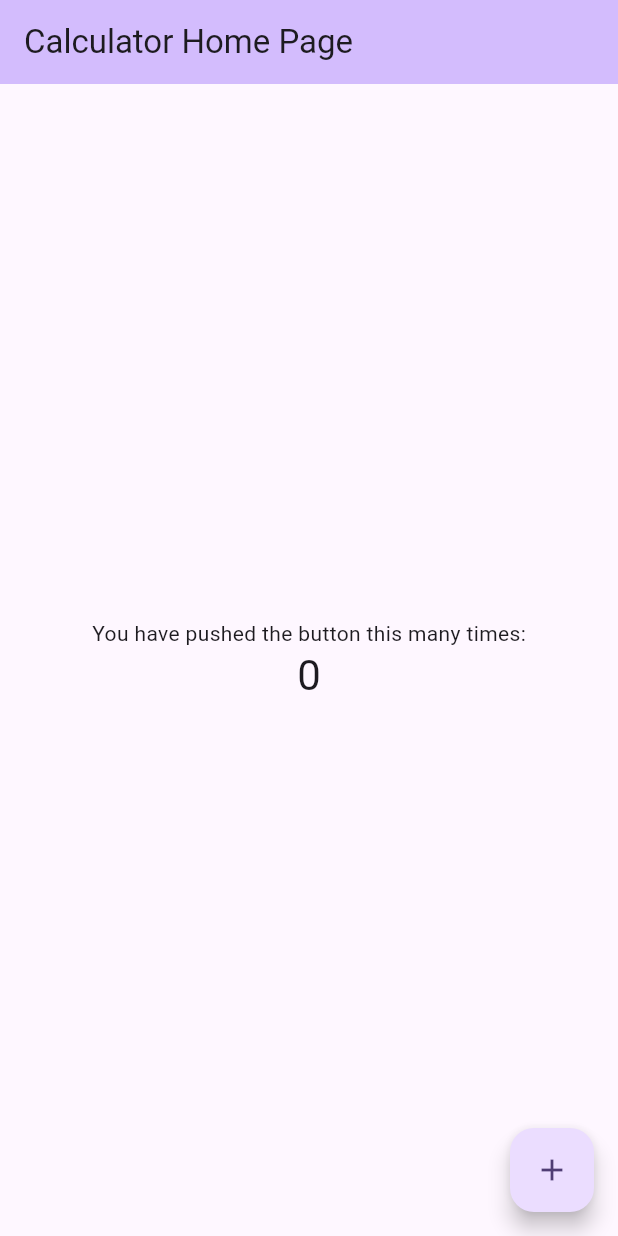
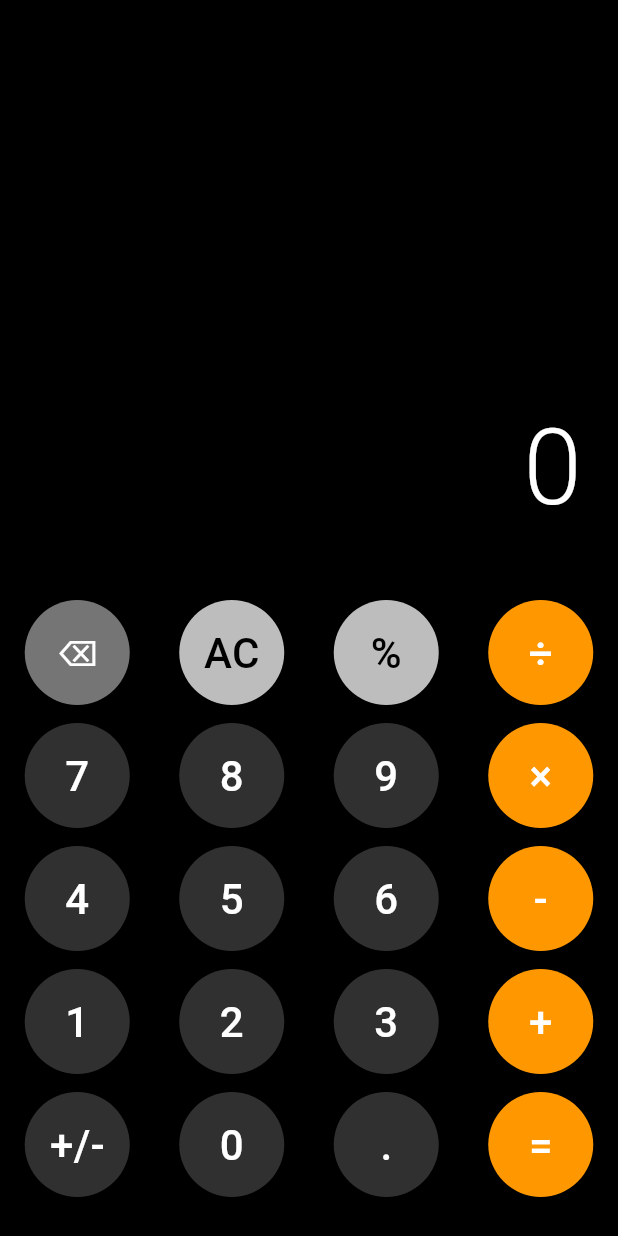
Before and after one commit to zeka0228/calculator, a Flutter app: the screen it shows after launch, on a phone screen of 412 x 824 dp. Run offline on Flutter 3.47's test engine with Material 3 defaults, Android fonts, the phone set to English and light mode, and no system bars.

Commit message:
[ADD]계산기 기초 기능 구현

```diff
--- a/lib/main.dart
+++ b/lib/main.dart
@@ -1,122 +1,218 @@
 import 'package:flutter/material.dart';
 
 void main() {
-  runApp(const MyApp());
+  runApp(const CalculatorApp());
 }
 
-class MyApp extends StatelessWidget {
-  const MyApp({super.key});
+class CalculatorApp extends StatelessWidget {
+  const CalculatorApp({super.key});
 
-  // This widget is the root of your application.
   @override
   Widget build(BuildContext context) {
     return MaterialApp(
-      title: 'Calculator',
+      debugShowCheckedModeBanner: false,
+      title: 'iOS Calculator',
       theme: ThemeData(
-        // This is the theme of your application.
-        //
-        // TRY THIS: Try running your application with "flutter run". You'll see
-        // the application has a purple toolbar. Then, without quitting the app,
-        // try changing the seedColor in the colorScheme below to Colors.green
-        // and then invoke "hot reload" (save your changes or press the "hot
-        // reload" button in a Flutter-supported IDE, or press "r" if you used
-        // the command line to start the app).
-        //
-        // Notice that the counter didn't reset back to zero; the application
-        // state is not lost during the reload. To reset the state, use hot
-        // restart instead.
-        //
-        // This works for code too, not just values: Most code changes can be
-        // tested with just a hot reload.
-        colorScheme: .fromSeed(seedColor: Colors.deepPurple),
+        brightness: Brightness.dark,
+        scaffoldBackgroundColor: Colors.black,
       ),
-      home: const MyHomePage(title: 'Calculator Home Page'),
+      home: const CalculatorHome(),
     );
   }
 }
 
-class MyHomePage extends StatefulWidget {
-  const MyHomePage({super.key, required this.title});
-
-  // This widget is the home page of your application. It is stateful, meaning
-  // that it has a State object (defined below) that contains fields that affect
-  // how it looks.
-
-  // This class is the configuration for the state. It holds the values (in this
-  // case the title) provided by the parent (in this case the App widget) and
-  // used by the build method of the State. Fields in a Widget subclass are
-  // always marked "final".
-
-  final String title;
+class CalculatorHome extends StatefulWidget {
+  const CalculatorHome({super.key});
 
   @override
-  State<MyHomePage> createState() => _MyHomePageState();
+  State<CalculatorHome> createState() => _CalculatorHomeState();
 }
 
-class _MyHomePageState extends State<MyHomePage> {
-  int _counter = 0;
+class _CalculatorHomeState extends State<CalculatorHome> {
+  String _display = '0';
+  double? _firstOperand;
+  String? _operator;
+  bool _shouldResetDisplay = false;
 
-  void _incrementCounter() {
+  void _onButtonPressed(String text) {
     setState(() {
-      // This call to setState tells the Flutter framework that something has
-      // changed in this State, which causes it to rerun the build method below
-      // so that the display can reflect the updated values. If we changed
-      // _counter without calling setState(), then the build method would not be
-      // called again, and so nothing would appear to happen.
-      _counter++;
+      if (RegExp(r'^[0-9]$').hasMatch(text)) {
+        if (_display == '0' || _shouldResetDisplay) {
+          _display = text;
+          _shouldResetDisplay = false;
+        } else {
+          _display += text;
+        }
+      } else if (text == '.') {
+        if (!_display.contains('.')) {
+          _display += '.';
+        }
+      } else if (text == '⌫') {
+        if (_display.length > 1) {
+          _display = _display.substring(0, _display.length - 1);
+        } else {
+          _display = '0';
+        }
+      } else if (text == 'AC' || text == 'C') {
+        _display = '0';
+        _firstOperand = null;
+        _operator = null;
+        _shouldResetDisplay = false;
+      } else if (text == '+/-') {
+        if (_display != '0') {
+          if (_display.startsWith('-')) {
+            _display = _display.substring(1);
+          } else {
+            _display = '-$_display';
+          }
+        }
+      } else if (text == '%') {
+        double val = double.parse(_display) / 100;
+        _display = _formatResult(val);
+      } else if (text == '+' || text == '-' || text == '×' || text == '÷') {
+        _firstOperand = double.parse(_display);
+        _operator = text;
+        _shouldResetDisplay = true;
+      } else if (text == '=') {
+        if (_firstOperand != null && _operator != null) {
+          double secondOperand = double.parse(_display);
+          double result = 0;
+          switch (_operator) {
+            case '+':
+              result = _firstOperand! + secondOperand;
+              break;
+            case '-':
+              result = _firstOperand! - secondOperand;
+              break;
+            case '×':
+              result = _firstOperand! * secondOperand;
+              break;
+            case '÷':
+              result = _firstOperand! / secondOperand;
+              break;
+          }
+          _display = _formatResult(result);
+          _firstOperand = null;
+          _operator = null;
+          _shouldResetDisplay = true;
+        }
+      }
     });
+  }
+
+  String _formatResult(double result) {
+    if (result.isInfinite || result.isNaN) return 'Error';
+    if (result == result.toInt()) {
+      return result.toInt().toString();
+    }
+    String str = result.toString();
+    if (str.length > 10) {
+      return result.toStringAsPrecision(8);
+    }
+    return str;
+  }
+
+  Widget _buildButton(String text, Color bgColor, Color textColor, {bool isWide = false}) {
+    return Expanded(
+      flex: isWide ? 2 : 1,
+      child: Padding(
+        padding: const EdgeInsets.all(6.0),
+        child: InkWell(
+          onTap: () => _onButtonPressed(text),
+          borderRadius: BorderRadius.circular(50),
+          child: Container(
+            height: 70,
+            decoration: BoxDecoration(
+              color: bgColor,
+              shape: isWide ? BoxShape.rectangle : BoxShape.circle,
+              borderRadius: isWide ? BorderRadius.circular(50) : null,
+            ),
+            child: Center(
+              child: Text(
+                text,
+                style: TextStyle(
+                  fontSize: text == '⌫' ? 24 : 28,
+                  fontWeight: FontWeight.w500,
+                  color: textColor,
+                ),
+              ),
+            ),
+          ),
+        ),
+      ),
+    );
   }
 
   @override
   Widget build(BuildContext context) {
-    // This method is rerun every time setState is called, for instance as done
-    // by the _incrementCounter method above.
-    //
-    // The Flutter framework has been optimized to make rerunning build methods
-    // fast, so that you can just rebuild anything that needs updating rather
-    // than having to individually change instances of widgets.
     return Scaffold(
-      appBar: AppBar(
-        // TRY THIS: Try changing the color here to a specific color (to
-        // Colors.amber, perhaps?) and trigger a hot reload to see the AppBar
-        // change color while the other colors stay the same.
-        backgroundColor: Theme.of(context).colorScheme.inversePrimary,
-        // Here we take the value from the MyHomePage object that was created by
-        // the App.build method, and use it to set our appbar title.
-        title: Text(widget.title),
-      ),
-      body: Center(
-        // Center is a layout widget. It takes a single child and positions it
-        // in the middle of the parent.
+      body: SafeArea(
         child: Column(
-          // Column is also a layout widget. It takes a list of children and
-          // arranges them vertically. By default, it sizes itself to fit its
-          // children horizontally, and tries to be as tall as its parent.
-          //
-          // Column has various properties to control how it sizes itself and
-          // how it positions its children. Here we use mainAxisAlignment to
-          // center the children vertically; the main axis here is the vertical
-          // axis because Columns are vertical (the cross axis would be
-          // horizontal).
-          //
-          // TRY THIS: Invoke "debug painting" (choose the "Toggle Debug Paint"
-          // action in the IDE, or press "p" in the console), to see the
-          // wireframe for each widget.
-          mainAxisAlignment: .center,
           children: [
-            const Text('You have pushed the button this many times:'),
-            Text(
-              '$_counter',
-              style: Theme.of(context).textTheme.headlineMedium,
+            Expanded(
+              child: Container(
+                alignment: Alignment.bottomRight,
+                padding: const EdgeInsets.symmetric(horizontal: 24, vertical: 32),
+                child: Text(
+                  _display,
+                  style: const TextStyle(
+                    fontSize: 70,
+                    fontWeight: FontWeight.w300,
+                    color: Colors.white,
+                  ),
+                  maxLines: 1,
+                  overflow: TextOverflow.ellipsis,
+                ),
+              ),
+            ),
+            Column(
+              children: [
+                Row(
+                  children: [
+                    _buildButton('⌫', Colors.grey[600]!, Colors.white),
+                    _buildButton('AC', Colors.grey[400]!, Colors.black),
+                    _buildButton('%', Colors.grey[400]!, Colors.black),
+                    _buildButton('÷', Colors.orange, Colors.white),
+                  ],
+                ),
+                Row(
+                  children: [
+                    _buildButton('7', Colors.grey[850]!, Colors.white),
+                    _buildButton('8', Colors.grey[850]!, Colors.white),
+                    _buildButton('9', Colors.grey[850]!, Colors.white),
+                    _buildButton('×', Colors.orange, Colors.white),
+                  ],
+                ),
+                Row(
+                  children: [
+                    _buildButton('4', Colors.grey[850]!, Colors.white),
+                    _buildButton('5', Colors.grey[850]!, Colors.white),
+                    _buildButton('6', Colors.grey[850]!, Colors.white),
+                    _buildButton('-', Colors.orange, Colors.white),
+                  ],
+                ),
+                Row(
+                  children: [
+                    _buildButton('1', Colors.grey[850]!, Colors.white),
+                    _buildButton('2', Colors.grey[850]!, Colors.white),
+                    _buildButton('3', Colors.grey[850]!, Colors.white),
+                    _buildButton('+', Colors.orange, Colors.white),
+                  ],
+                ),
+                Row(
+                  children: [
+                    _buildButton('+/-', Colors.grey[850]!, Colors.white),
+                    _buildButton('0', Colors.grey[850]!, Colors.white),
+                    _buildButton('.', Colors.grey[850]!, Colors.white),
+                    _buildButton('=', Colors.orange, Colors.white),
+                  ],
+                ),
+                const SizedBox(height: 20),
+              ],
             ),
           ],
         ),
       ),
-      floatingActionButton: FloatingActionButton(
-        onPressed: _incrementCounter,
-        tooltip: 'Increment',
-        child: const Icon(Icons.add),
-      ),
     );
   }
 }
```
Also changed, not shown: 2 other files.
